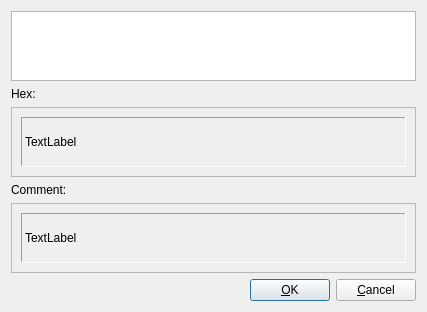
The window that muse3/muse/components/choose_sysex_base.ui (emrum/muse) describes before a commit, drawn with Qt 5.
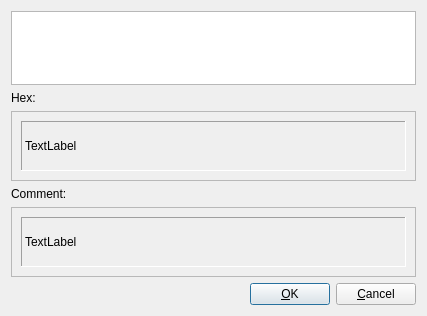
The same window after the commit.

Patch:
```diff
--- a/muse3/muse/components/choose_sysex_base.ui
+++ b/muse3/muse/components/choose_sysex_base.ui
@@ -7,7 +7,7 @@
     <x>0</x>
     <y>0</y>
     <width>427</width>
-    <height>255</height>
+    <height>316</height>
    </rect>
   </property>
   <property name="windowTitle">
@@ -34,8 +34,8 @@
        <rect>
         <x>0</x>
         <y>0</y>
-        <width>411</width>
-        <height>43</height>
+        <width>407</width>
+        <height>68</height>
        </rect>
       </property>
       <layout class="QVBoxLayout" name="verticalLayout_3">
@@ -73,8 +73,8 @@
        <rect>
         <x>0</x>
         <y>0</y>
-        <width>411</width>
-        <height>43</height>
+        <width>407</width>
+        <height>68</height>
        </rect>
       </property>
       <layout class="QVBoxLayout" name="verticalLayout_2">
```
Left out of the diff: 4 changed lines with no effect on the pictures.
